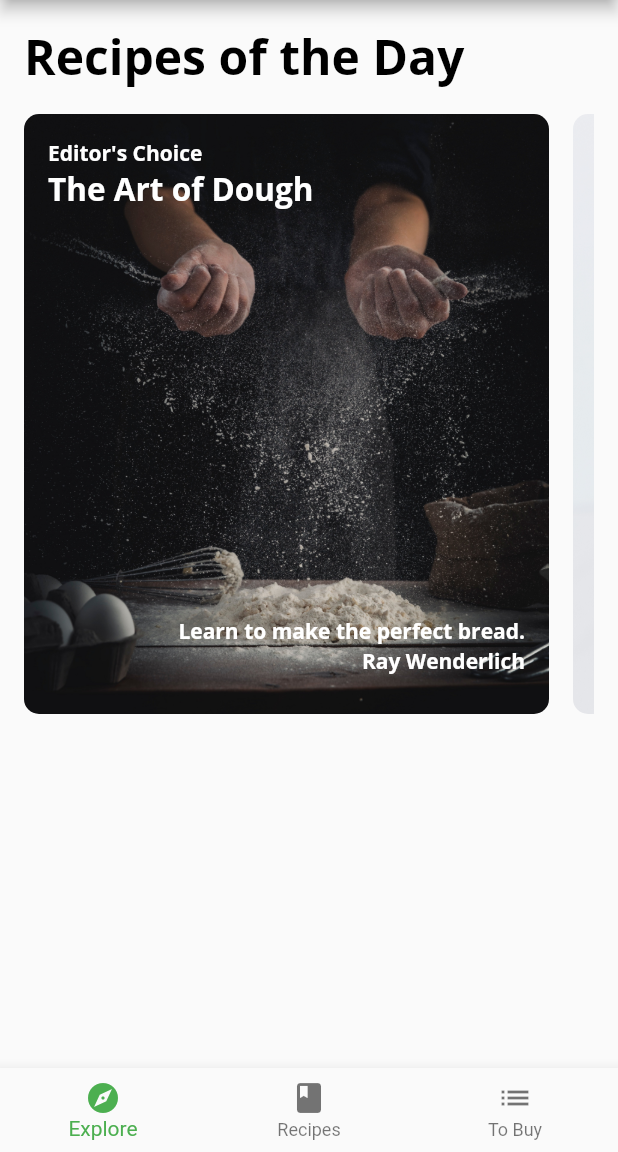
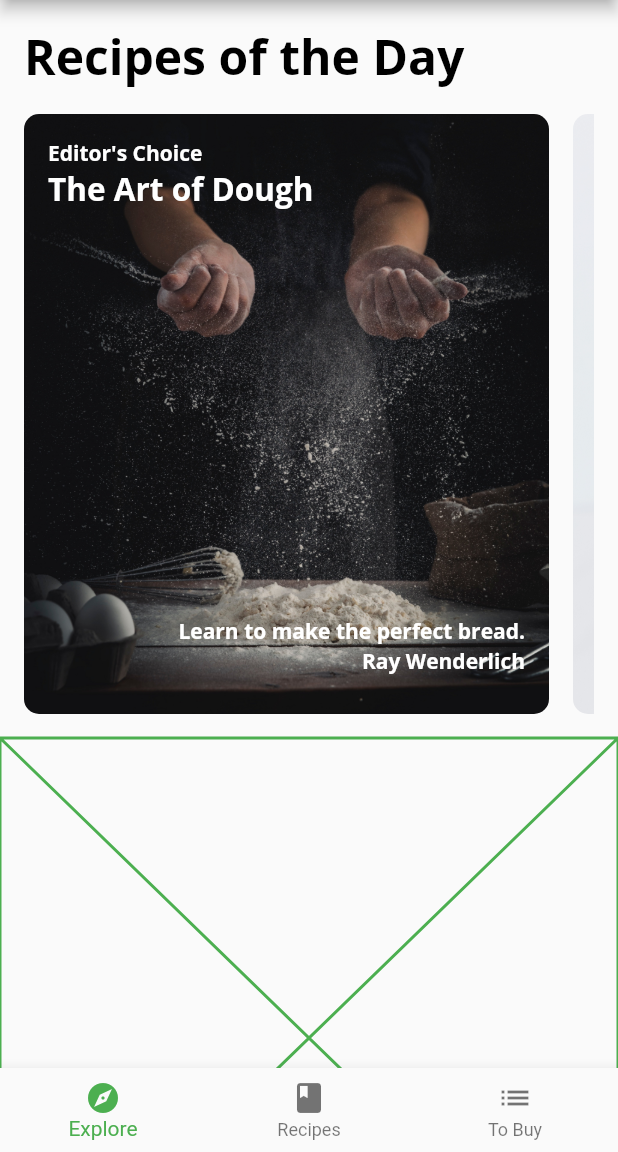
Before and after one commit to dastagg/RWFA-fooderlich5, a Flutter app: the screen it shows after launch, on a phone screen of 412 x 824 dp, the part 84-1236 px from its top. Run offline on Flutter 3.47's test engine with Material 2 defaults, Android fonts, the phone set to English and light mode, and no system bars; our stand-ins replace google_fonts.

Commit message:
Add nested ListView.

```diff
--- a/lib/screens/explore_screen.dart
+++ b/lib/screens/explore_screen.dart
@@ -3,7 +3,6 @@ import 'package:flutter/material.dart';
 import '../components/components.dart';
 import '../models/models.dart';
 import '../api/mock_fooderlich_service.dart';
-
 
 class ExploreScreen extends StatelessWidget {
   final mockService = MockFooderlichService();
@@ -12,18 +11,21 @@ class ExploreScreen extends StatelessWidget {
 
   @override
   Widget build(BuildContext context) {
-    // TODO 1: Add TodayRecipeListView FutureBuilder
     return FutureBuilder(
       future: mockService.getExploreData(),
       builder: (context, AsyncSnapshot<ExploreData> snapshot) {
         // TODO: Add nested List Views
         if (snapshot.connectionState == ConnectionState.done) {
-          final recipes = snapshot.data?.todayRecipes ?? [];
-          return TodayRecipeListView(recipes: recipes);
-          return Center(
-            child: Container(
-              child: const Text('Show TodayRecipeListView'),
-            ),
+          return ListView(
+            scrollDirection: Axis.vertical,
+            children: [
+              TodayRecipeListView(recipes: snapshot.data?.todayRecipes ?? []),
+              const SizedBox(height: 16),
+              const Placeholder(
+                fallbackHeight: 400,
+                color: Colors.green,
+              ),
+            ],
           );
         } else {
           return const Center(
```
